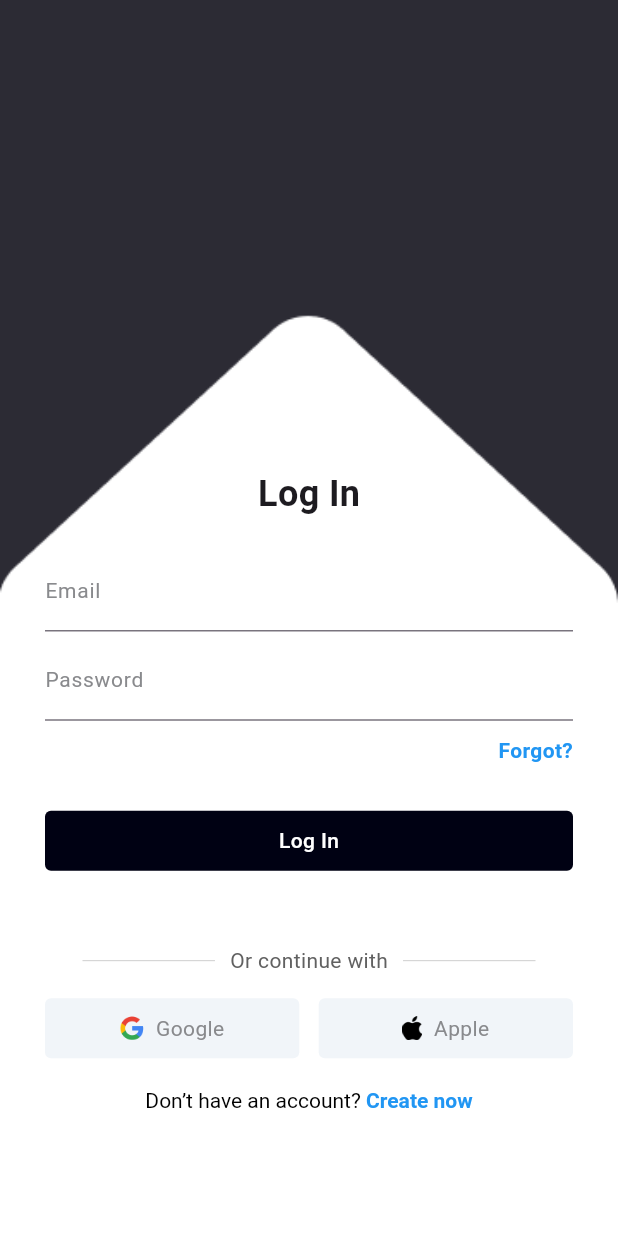
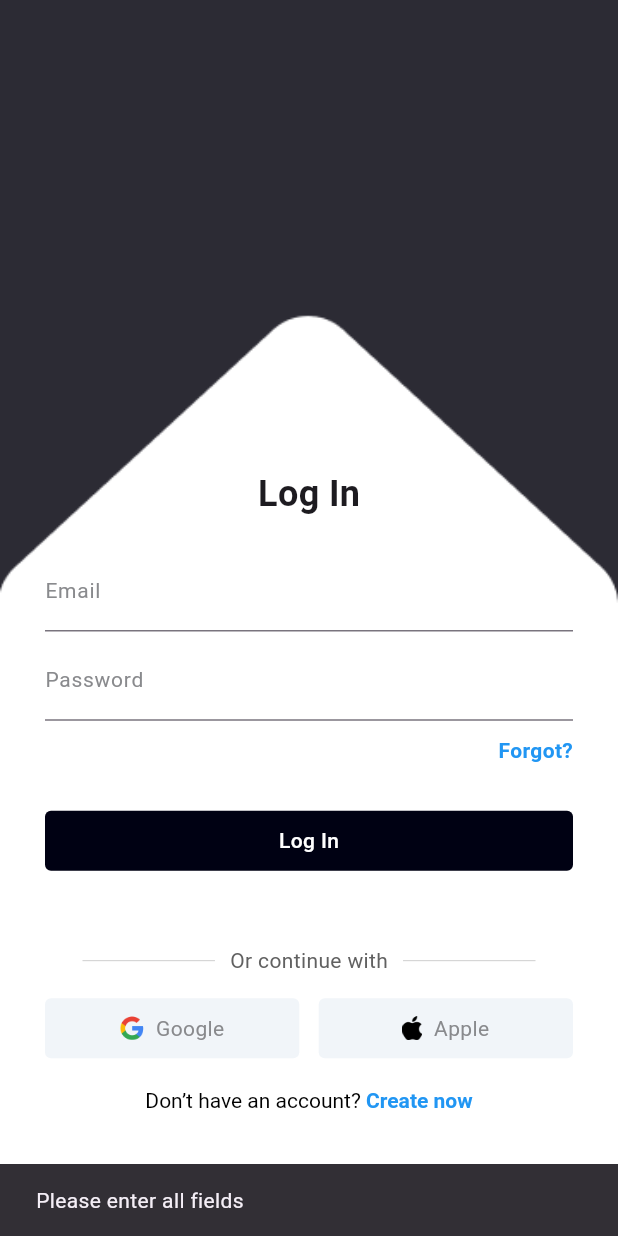
Before and after one commit to aishki/jeepney-for-noobs, a Flutter app: the screen it shows after launch, after a tap on "Log In", on a phone screen of 412 x 824 dp. Run offline on Flutter 3.47's test engine with Material 3 defaults, Android fonts, the light colour scheme and no system bars.

Commit message:
connected to php db tedt

```diff
--- a/lib/screens/login_screen.dart
+++ b/lib/screens/login_screen.dart
@@ -1,6 +1,7 @@
 import 'package:flutter/material.dart';
 import 'package:jeepneyfornoobs_flutter/components/obsidian_button.dart';
 import 'package:jeepneyfornoobs_flutter/components/square_tile.dart';
+import 'package:jeepneyfornoobs_flutter/services/api_service.dart';
 
 class LoginScreen extends StatefulWidget {
   const LoginScreen({Key? key}) : super(key: key);
@@ -19,12 +20,6 @@ class LoginScreenState extends State<LoginScreen> with WidgetsBindingObserver {
   }
 
   @override
-  void dispose() {
-    WidgetsBinding.instance.removeObserver(this);
-    super.dispose();
-  }
-
-  @override
   void didChangeMetrics() {
     final bottomInset = WidgetsBinding
         .instance.platformDispatcher.views.first.viewInsets.bottom;
@@ -33,8 +28,41 @@ class LoginScreenState extends State<LoginScreen> with WidgetsBindingObserver {
     });
   }
 
-  void logUserIn() {
-    // Log in logic here
+  final TextEditingController _usernameController = TextEditingController();
+  final TextEditingController _passwordController = TextEditingController();
+
+  @override
+  void dispose() {
+    _usernameController.dispose();
+    _passwordController.dispose();
+    super.dispose();
+  }
+
+  void logUserIn() async {
+    String uname = _usernameController.text.trim();
+    String upass = _passwordController.text.trim();
+
+    if (uname.isEmpty || upass.isEmpty) {
+      ScaffoldMessenger.of(context).showSnackBar(
+        SnackBar(content: Text("Please enter all fields")),
+      );
+      return;
+    }
+
+    Map<String, dynamic> response = await ApiService.loginUser(uname, upass);
+
+    if (response['success']) {
+      ScaffoldMessenger.of(context).showSnackBar(
+        SnackBar(
+            content:
+                Text("Login Successful! Welcome ${response['user']['NAME']}")),
+      );
+      // Navigate to Home Screen or Dashboard
+    } else {
+      ScaffoldMessenger.of(context).showSnackBar(
+        SnackBar(content: Text(response['message'])),
+      );
+    }
   }
 
   @override
```
Also changed, not shown: lib/services/api_service.dart (+7 -11 lines).
